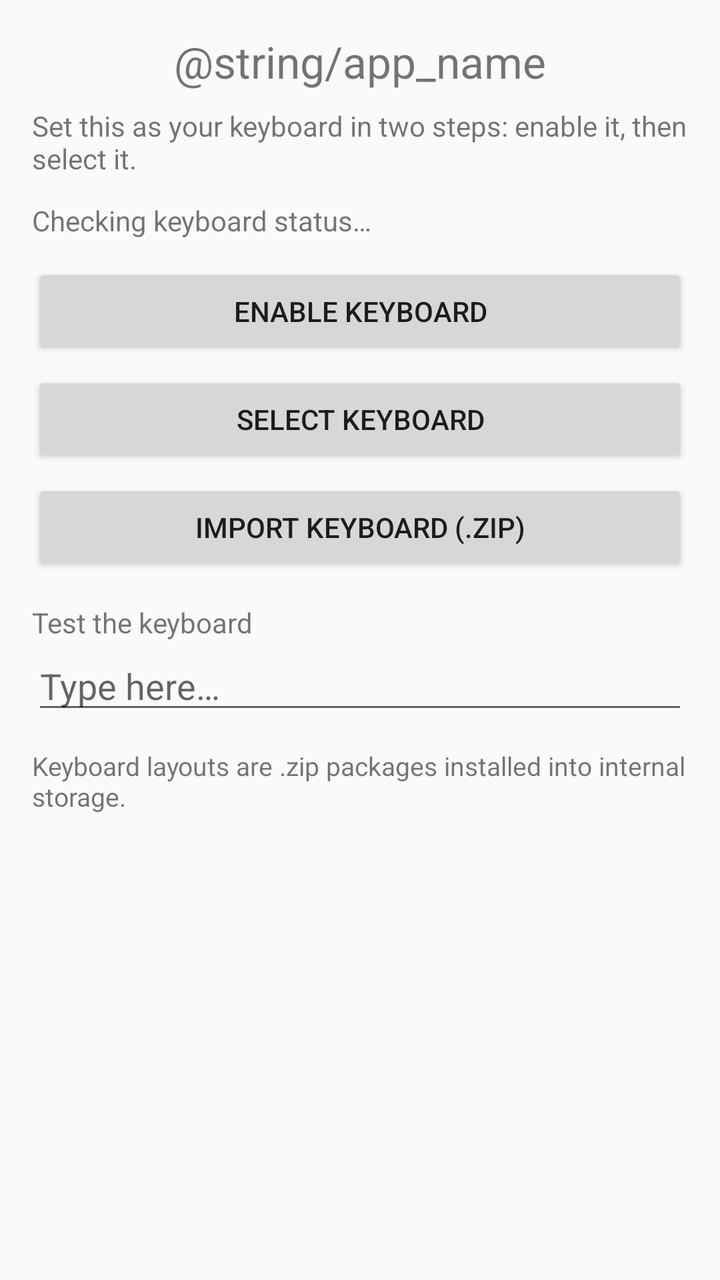
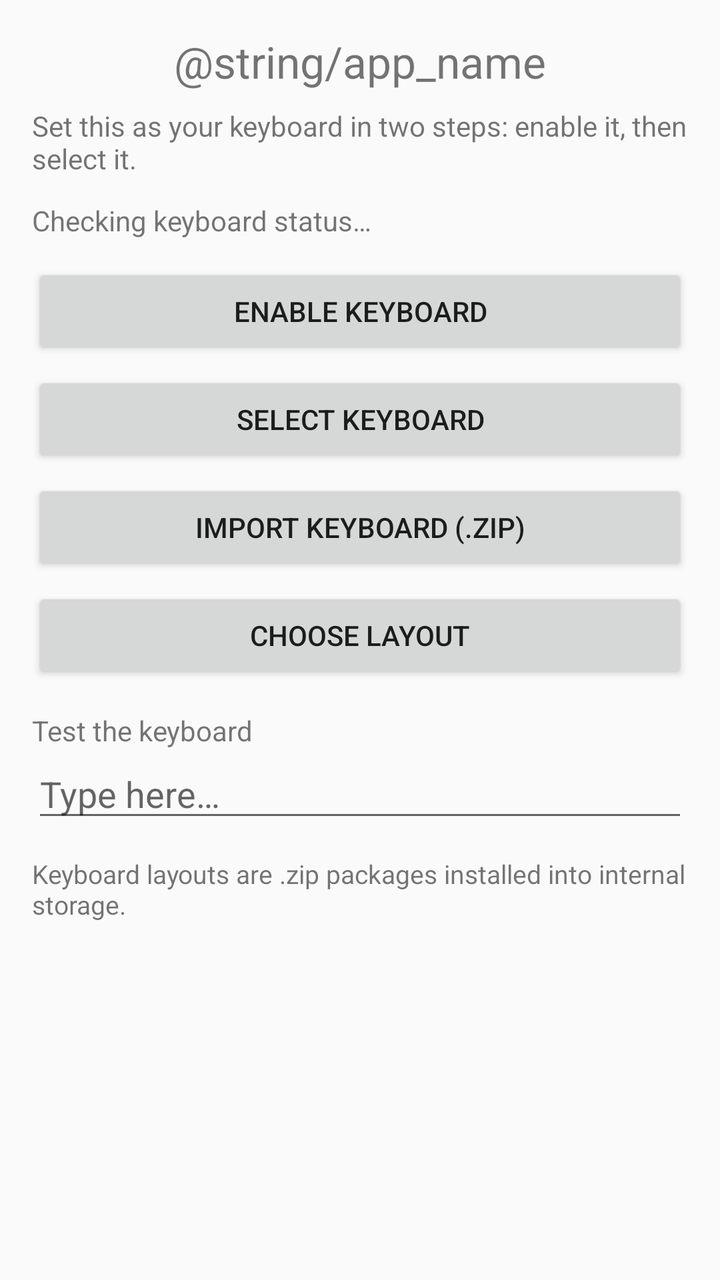

Two renders of the same Android screen: before a commit and after it. Below are the layout's source before the change and the commit's diff.
<!-- AndroidManifest.xml: application theme android:Theme.Material.Light -->
<!-- res/layout/activity_main.xml -->
<?xml version="1.0" encoding="utf-8"?>
<ScrollView xmlns:android="http://schemas.android.com/apk/res/android"
    android:layout_width="match_parent"
    android:layout_height="match_parent"
    android:fillViewport="true">

    <LinearLayout
        android:layout_width="match_parent"
        android:layout_height="wrap_content"
        android:orientation="vertical"
        android:padding="16dp">

        <TextView
            android:layout_width="match_parent"
            android:layout_height="wrap_content"
            android:layout_marginBottom="8dp"
            android:gravity="center"
            android:text="@string/app_name"
            android:textSize="22sp" />

        <TextView
            android:layout_width="match_parent"
            android:layout_height="wrap_content"
            android:layout_marginBottom="12dp"
            android:text="@string/setup_intro"
            android:textSize="14sp" />

        <TextView
            android:id="@+id/status_text"
            android:layout_width="match_parent"
            android:layout_height="wrap_content"
            android:layout_marginBottom="12dp"
            android:text="@string/status_checking"
            android:textSize="14sp" />

        <Button
            android:id="@+id/btn_enable"
            android:layout_width="match_parent"
            android:layout_height="wrap_content"
            android:layout_marginBottom="6dp"
            android:text="@string/action_enable" />

        <Button
            android:id="@+id/btn_select"
            android:layout_width="match_parent"
            android:layout_height="wrap_content"
            android:layout_marginBottom="6dp"
            android:text="@string/action_select" />

        <Button
            android:id="@+id/btn_import"
            android:layout_width="match_parent"
            android:layout_height="wrap_content"
            android:layout_marginBottom="14dp"
            android:text="@string/action_import" />

        <TextView
            android:layout_width="match_parent"
            android:layout_height="wrap_content"
            android:text="@string/test_field_label"
            android:textSize="14sp" />

        <EditText
            android:id="@+id/test_field"
            android:layout_width="match_parent"
            android:layout_height="wrap_content"
            android:hint="@string/test_field_hint"
            android:inputType="text" />

        <TextView
            android:layout_width="match_parent"
            android:layout_height="wrap_content"
            android:layout_marginTop="12dp"
            android:text="@string/zip_hint"
            android:textSize="13sp" />
    </LinearLayout>
</ScrollView>
<!-- resources referenced by this layout -->
<resources>
  <string name="action_enable">Enable keyboard</string>
  <string name="action_import">Import keyboard (.zip)</string>
  <string name="action_select">Select keyboard</string>
  <string name="setup_intro">Set this as your keyboard in two steps: enable it, then select it.</string>
  <string name="status_checking">Checking keyboard status…</string>
  <string name="test_field_hint">Type here…</string>
  <string name="test_field_label">Test the keyboard</string>
  <string name="zip_hint">Keyboard layouts are .zip packages installed into internal storage.</string>
</resources>

<!-- the commit's change to res/layout/activity_main.xml (unified diff, before → after) -->
@@ -51,8 +51,15 @@
             android:id="@+id/btn_import"
             android:layout_width="match_parent"
             android:layout_height="wrap_content"
+            android:layout_marginBottom="6dp"
+            android:text="@string/action_import" />
+
+        <Button
+            android:id="@+id/btn_layout"
+            android:layout_width="match_parent"
+            android:layout_height="wrap_content"
             android:layout_marginBottom="14dp"
-            android:text="@string/action_import" />
+            android:text="@string/action_layout" />
 
         <TextView
             android:layout_width="match_parent"
<!-- resource entries referenced after the edit -->
@@ -2,6 +2,7 @@
 <resources>
   <string name="action_enable">Enable keyboard</string>
   <string name="action_import">Import keyboard (.zip)</string>
+  <string name="action_layout">Choose layout</string>
   <string name="action_select">Select keyboard</string>
   <string name="setup_intro">Set this as your keyboard in two steps: enable it, then select it.</string>
   <string name="status_checking">Checking keyboard status…</string>
